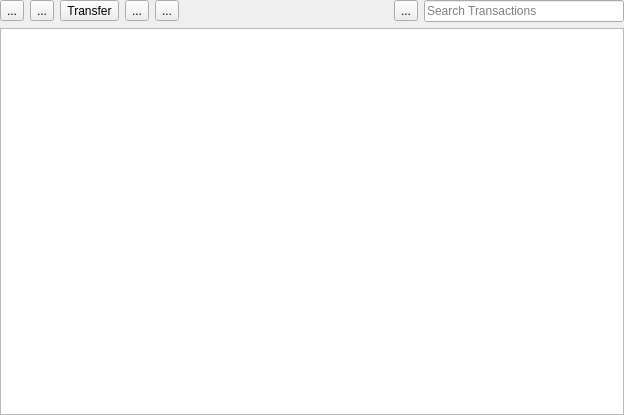
Before: the Qt Designer form src/views/ui_files/widgets/transaction_table_widget.ui in JakubFranek/Kapytal, drawn with Qt 5.
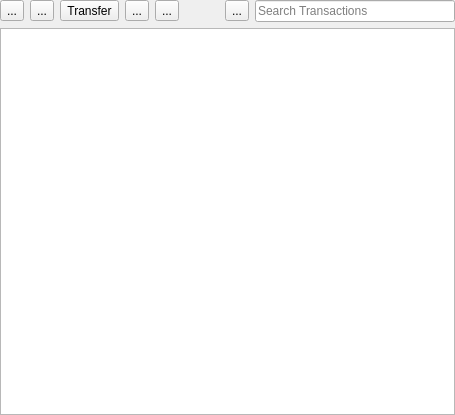
After: the same form once the commit is applied.

Commit message: Make transaction table search bar expandable

```diff
--- a/src/views/ui_files/widgets/transaction_table_widget.ui
+++ b/src/views/ui_files/widgets/transaction_table_widget.ui
@@ -6,7 +6,7 @@
    <rect>
     <x>0</x>
     <y>0</y>
-    <width>624</width>
+    <width>454</width>
     <height>415</height>
    </rect>
   </property>
@@ -90,7 +90,7 @@
         <enum>Qt::Horizontal</enum>
        </property>
        <property name="sizeType">
-        <enum>QSizePolicy::Expanding</enum>
+        <enum>QSizePolicy::Fixed</enum>
        </property>
        <property name="sizeHint" stdset="0">
         <size>
@@ -113,7 +113,7 @@
         <bool>true</bool>
        </property>
        <property name="sizePolicy">
-        <sizepolicy hsizetype="Fixed" vsizetype="Fixed">
+        <sizepolicy hsizetype="Expanding" vsizetype="Fixed">
          <horstretch>0</horstretch>
          <verstretch>0</verstretch>
         </sizepolicy>
@@ -126,7 +126,7 @@
        </property>
        <property name="maximumSize">
         <size>
-         <width>200</width>
+         <width>16777215</width>
          <height>16777215</height>
         </size>
        </property>
```
The commit also changes 1 other file.
